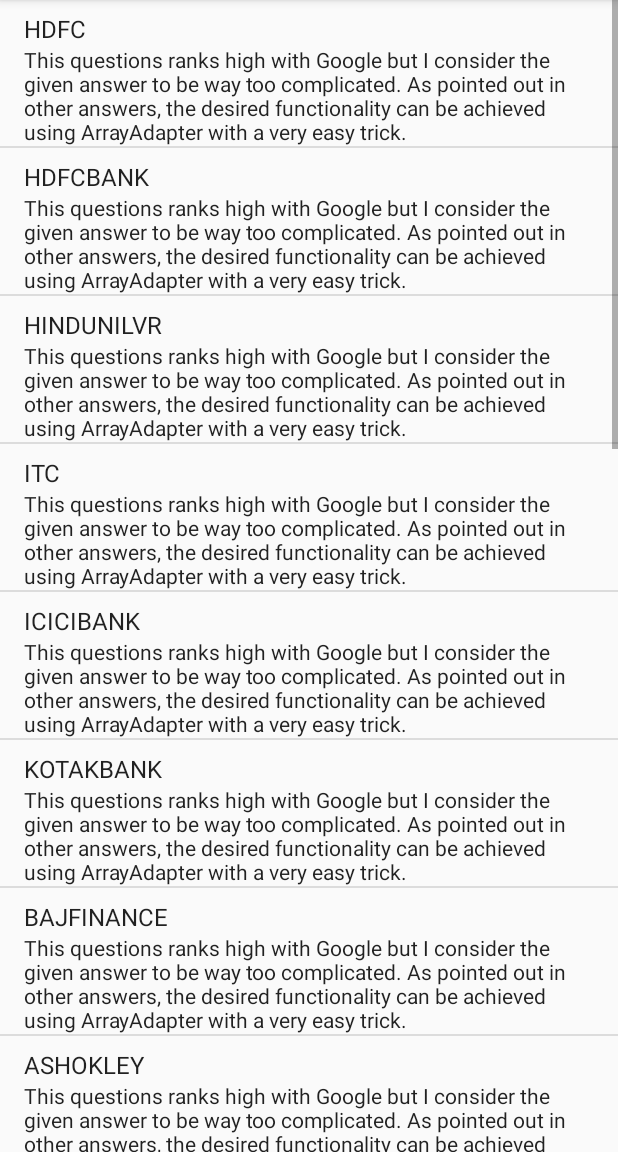
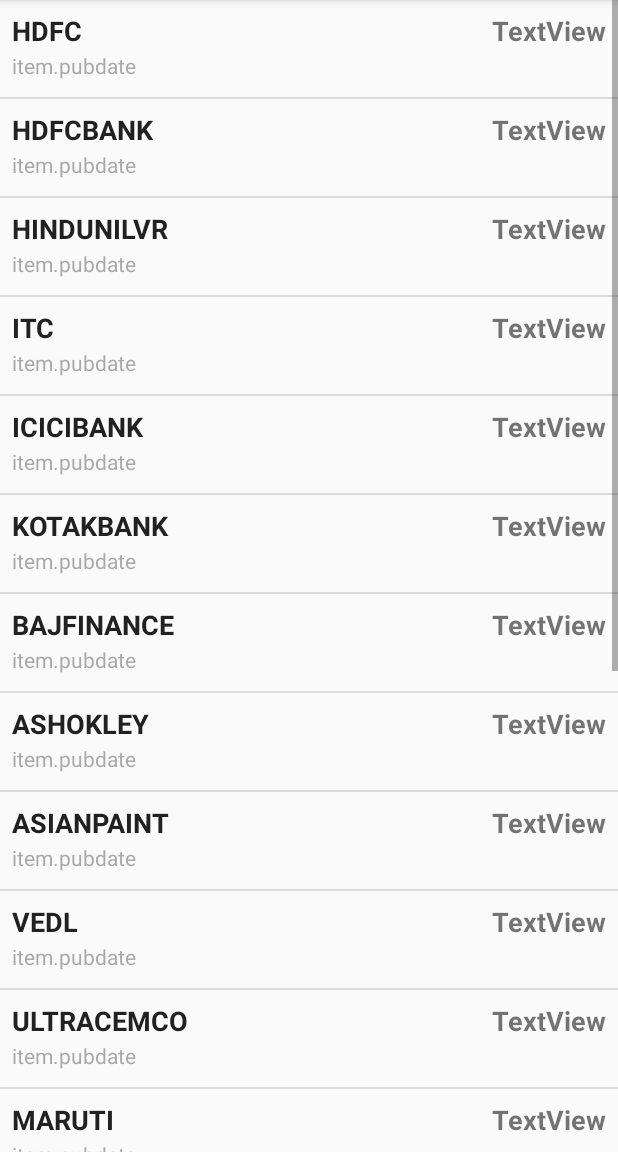
Before and after one commit to youd5/rssfeed, an Android app: the screen it shows after launch (WatchlistActivity), after a tap on "SHOW WATCHLIST", on a phone screen of 412 x 824 dp, the part 84-1236 px from its top. Run offline under Robolectric (Android 15) with nearby library versions, the phone set to English and light mode, and no system bars.

Commit message:
enhancing the watchlist view to support more data. refactor the adapter to populate the values in listview

```diff
--- a/app/src/main/java/com/example/rssfeed/WatchlistActivity.java
+++ b/app/src/main/java/com/example/rssfeed/WatchlistActivity.java
@@ -8,15 +8,24 @@
 import android.view.ViewGroup;
 import android.widget.AdapterView;
 import android.widget.ArrayAdapter;
+import android.widget.ListAdapter;
 import android.widget.ListView;
+import android.widget.SimpleAdapter;
 import android.widget.TextView;
 import android.widget.Toast;
+
+import java.util.ArrayList;
+import java.util.HashMap;
 
 public class WatchlistActivity extends AppCompatActivity {
 
     ListView listView;
     TextView textView;
     String[] listItem;
+
+    private static String TAG_TITLE = "title";
+    private static String TAG_LINK = "link";
+    private static String TAG_PUB_DATE = "pubDate";
 
     @Override
     protected void onCreate(Bundle savedInstanceState) {
@@ -27,37 +36,43 @@
         textView = findViewById(R.id.textView);
 
         listItem = getResources().getStringArray(R.array.watchlist);
-        final ArrayAdapter<String> adapter = new ArrayAdapter<String>(this,
-                android.R.layout.simple_list_item_2, android.R.id.text1, listItem){
-            @Override
-            public View getView(int position, View convertView, ViewGroup parent){
-                View view = super.getView(position, convertView, parent);
-                TextView text1 = (TextView) view.findViewById(android.R.id.text1);
-                TextView text2 = (TextView) view.findViewById(android.R.id.text2);
 
-                text1.setText(listItem[position]);
-                text2.setText("This questions ranks high with Google but I consider the given answer to be way too complicated. As pointed out in other answers, the desired functionality can be achieved using ArrayAdapter with a very easy trick.");
-                return view;
+        ArrayList<HashMap<String, String>> watchListItemList = new ArrayList<>();
 
-            }
-        };
+        //Populate watchListItemList
+        for(String script: listItem){
+            HashMap<String, String> map = new HashMap<String, String>();
+            map.put(TAG_TITLE, script);
+            map.put(TAG_LINK, "Google.com"); //placeholder
+            map.put(TAG_PUB_DATE, "item.pubdate"); //placeholder
+            watchListItemList.add(map);
+        }
+
+
+        ListAdapter adapter = new SimpleAdapter(
+                this,
+                watchListItemList, R.layout.rss_item_list_row,
+                new String[]{TAG_LINK, TAG_TITLE, TAG_PUB_DATE},
+                new int[]{R.id.page_url, R.id.title, R.id.pub_date});
 
         listView.setAdapter(adapter);
         listView.setOnItemClickListener(new AdapterView.OnItemClickListener() {
-            @Override
-            public void onItemClick(AdapterView<?> adapterView, View view, int position, long l) {
 
-                String value=adapter.getItem(position);
-                Toast.makeText(getApplicationContext(),value,Toast.LENGTH_SHORT).show();
+            public void onItemClick(AdapterView<?> parent, View view,
+                                    int position, long id) {
+
+                HashMap<String, String> map = new HashMap<String, String>();
+                map = (HashMap<String, String>) parent.getAdapter().getItem(position);
+                String value=map.get("title");
                 String nseLink =
                         "https://www.nseindia.com/api/historical/cm/equity?series=[%22EQ%22]&from=01-01-2020&to=23-03-2020&symbol=" + value;
                 startActivity(new Intent(WatchlistActivity.this, ChartActivity.class).putExtra("nseLink", nseLink));
-
 
             }
         });
 
 
 
+
     }
 }
--- a/app/src/main/res/values/strings.xml
+++ b/app/src/main/res/values/strings.xml
@@ -29,7 +29,7 @@
         <item>TCS</item>
         <item>TECHM</item>
         <item>TITAN</item>
+        <item>EDELWEISS</item>
         <item>WIPRO</item>
-        <item>EDELWEISS</item>
     </string-array>
 </resources>
```
